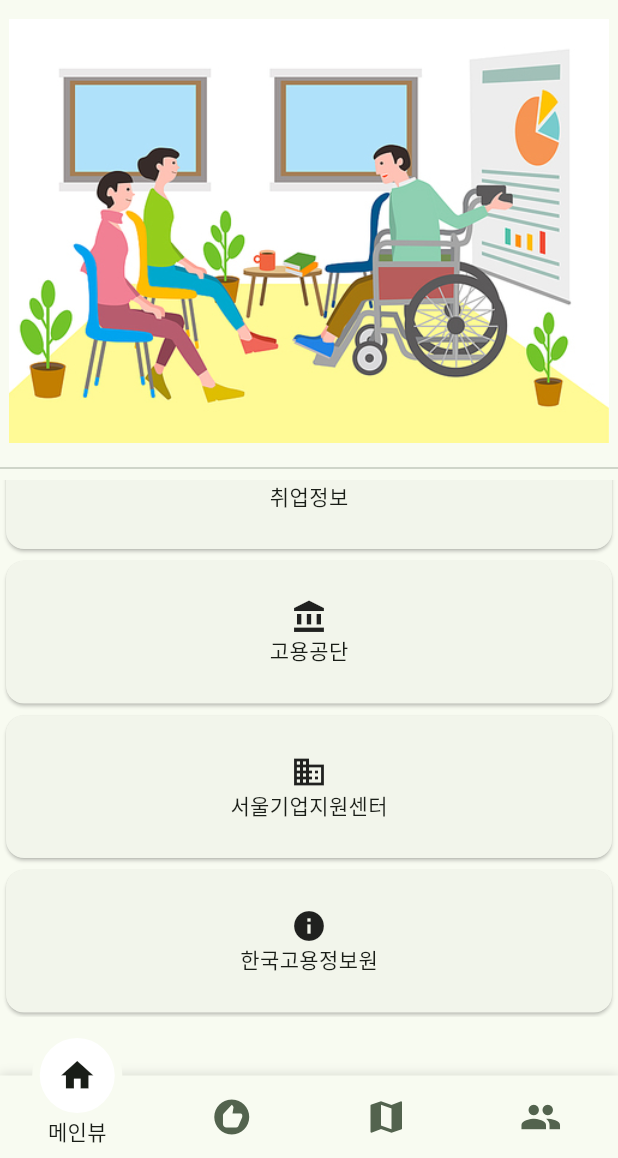
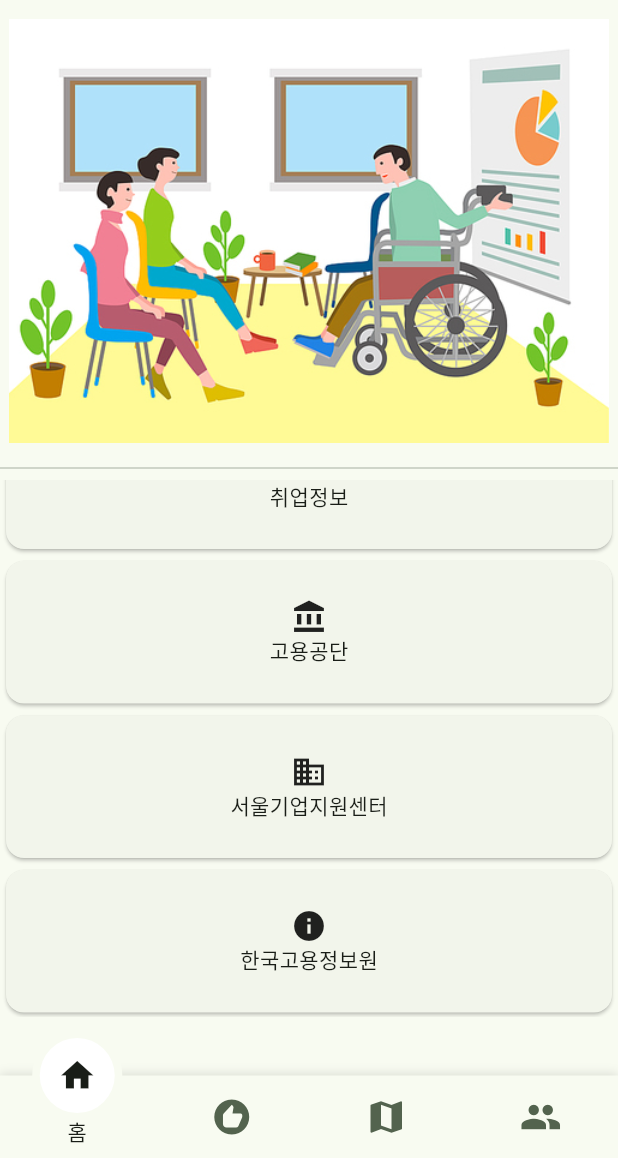
Before and after one commit to Oh-Kang94/Season3_Main-Project_Disabled-App, a Flutter app: the screen it shows after launch, scrolled down 53 dp, on a phone screen of 412 x 824 dp, the part 78-1236 px from its top. Run offline on Flutter 3.47's test engine with Material 2 defaults, Android fonts, the phone set to English and light mode, and no system bars; drawn by our look-alikes of motion_tab_bar_v2; our stand-ins replace animated_splash_screen, cloud_firestore, firebase_core, firebase_storage, flutter_dotenv, flutter_markdown and 11 more; missing offline and left inert: jwt_decode, kakao_flutter_sdk_user, kpostal; accounts and stored records are empty; Roboto replaces fonts that are missing (NotoSansKR-Bold, NotoSansKR-Light, NotoSansKR-Regular); project files that could hold a hidden picture were left out.

Commit message:
add withdrawl view
commit #104

```diff
--- a/lib/view/appbar/myappbar.dart
+++ b/lib/view/appbar/myappbar.dart
@@ -54,7 +54,8 @@ class MyAppBar extends StatelessWidget implements PreferredSizeWidget {
                     },
                     icon: const Icon(Icons.login),
                   ),
-            )),
+          ),
+        ),
       ],
     );
   }
--- a/lib/view/home.dart
+++ b/lib/view/home.dart
@@ -33,8 +33,8 @@ class Home extends StatelessWidget {
           ]),
       bottomNavigationBar: MotionTabBar(
         controller: homeController.controller,
-        initialSelectedTab: "메인뷰",
-        labels: const ["메인뷰", "일자리추천", "일자리지도", "커뮤니티"],
+        initialSelectedTab: "홈",
+        labels: const ["홈", "일자리 추천", "일자리 지도", "커뮤니티"],
         icons: const [Icons.home, Icons.recommend, Icons.map, Icons.group],
         tabSize: 50,
         tabBarHeight: 55,
--- a/lib/view/register/change_user.dart
+++ b/lib/view/register/change_user.dart
@@ -3,6 +3,7 @@ import 'package:flutter_screenutil/flutter_screenutil.dart';
 import 'package:get/get.dart';
 import 'package:season3_team1_mainproject/view/appbar/myappbar.dart';
 import 'package:season3_team1_mainproject/view/register/update_user.dart';
+import 'package:season3_team1_mainproject/vm/signout_ctrl.dart';
 
 import '../drawer/agreement.dart';
 
@@ -11,6 +12,7 @@ class ChangeUser extends StatelessWidget {
 
   @override
   Widget build(BuildContext context) {
+    final WithdrawalController controller = Get.put(WithdrawalController());
     return Scaffold(
       appBar: const MyAppBar(),
       body: Center(
@@ -45,7 +47,9 @@ class ChangeUser extends StatelessWidget {
               ),
             ),
             ListTile(
-              onTap: () {},
+              onTap: () {
+                controller.showWithdrawal();
+              },
               minVerticalPadding: 10.h,
               leading: const Icon(
                 Icons.run_circle,
```
Lines whose indentation alone changed are shown as unchanged.
